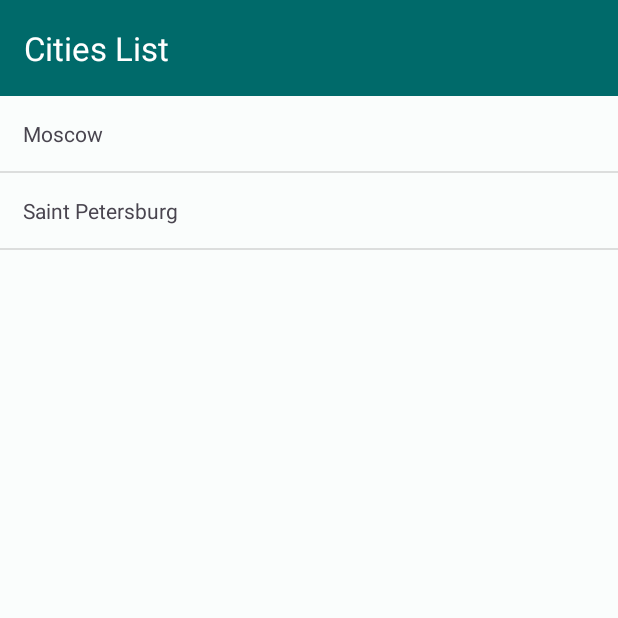
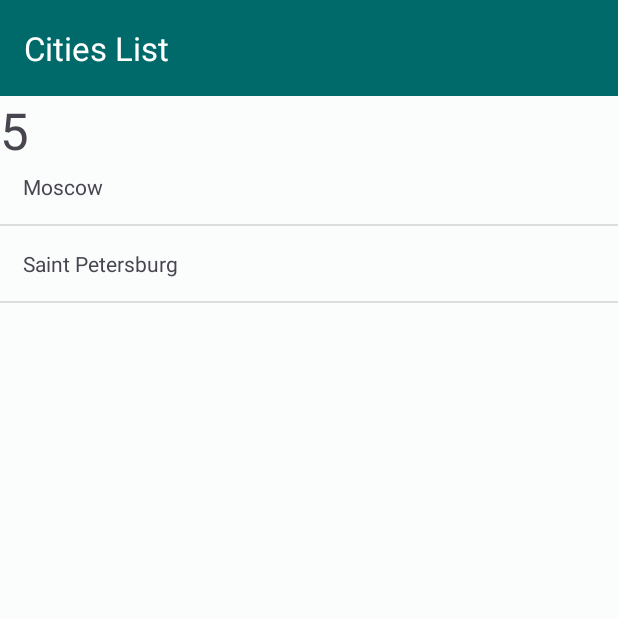
Before and after one commit to YolisStormbreaker/ChargersApp, an Android app: the screen it shows after launch (MainActivity), on a phone screen of 412 x 824 dp, the top half of it. Run offline under Robolectric (Android 15) with nearby library versions, the phone set to English and light mode, and no system bars.

Commit message:
Added counter with flow

```diff
--- a/app/src/main/java/com/yolisstorm/chargerslist/MainApplication.kt
+++ b/app/src/main/java/com/yolisstorm/chargerslist/MainApplication.kt
@@ -16,5 +16,7 @@ class MainApplication: Application() {
                 datasourceModule
             )
         }
+
+
     }
 }
--- a/app/src/main/java/com/yolisstorm/chargerslist/view/citiesView/CitiesListFragment.kt
+++ b/app/src/main/java/com/yolisstorm/chargerslist/view/citiesView/CitiesListFragment.kt
@@ -1,19 +1,26 @@
 package com.yolisstorm.chargerslist.view.citiesView
 
+import android.content.Intent
+import android.net.Uri
 import android.os.Bundle
+import android.provider.MediaStore
+import android.util.Log
 import android.view.LayoutInflater
 import android.view.View
 import android.view.ViewGroup
 import androidx.fragment.app.Fragment
 import androidx.lifecycle.Lifecycle
+import androidx.lifecycle.flowWithLifecycle
 import androidx.lifecycle.lifecycleScope
 import androidx.lifecycle.repeatOnLifecycle
 import androidx.navigation.findNavController
 import androidx.recyclerview.widget.DividerItemDecoration
 import androidx.recyclerview.widget.LinearLayoutManager
+import androidx.recyclerview.widget.ListAdapter
 import com.yolisstorm.chargerslist.MainActivity
 import com.yolisstorm.chargerslist.R
 import com.yolisstorm.chargerslist.databinding.CitiesListFragmentBinding
+import kotlinx.coroutines.flow.collect
 import kotlinx.coroutines.launch
 import org.koin.androidx.viewmodel.ext.android.viewModel
 
@@ -35,8 +42,28 @@ class CitiesListFragment : Fragment() {
         )
 
         lifecycleScope.launch {
+            repeatOnLifecycle(Lifecycle.State.CREATED) {
+                launch {
+                    citiesListViewModel.isTimeToMoveAtNextScreen.collect { isTime ->
+                        if (isTime) {
+                            Log.d("IT'S_TIME!", "IT'S_TIME!")
+                        }
+                    }
+                }
+            }
+        }
+
+        lifecycleScope.launch {
             viewLifecycleOwner.repeatOnLifecycle(Lifecycle.State.RESUMED) {
                 citiesListViewModel.updateCitiesList()
+
+                launch {
+                    citiesListViewModel.countDownTimerFlow.collect {
+                        binding.countDown.text = it.toString()
+                    }
+                }
+
+
             }
         }
         return binding.root
@@ -63,5 +90,6 @@ class CitiesListFragment : Fragment() {
             layoutManager = LinearLayoutManager(context)
             addItemDecoration(DividerItemDecoration(context, DividerItemDecoration.VERTICAL))
         }
+        citiesListViewModel.toggleCountDownTimerStart()
     }
 }
--- a/app/src/main/java/com/yolisstorm/chargerslist/view/citiesView/CitiesListViewModel.kt
+++ b/app/src/main/java/com/yolisstorm/chargerslist/view/citiesView/CitiesListViewModel.kt
@@ -1,10 +1,29 @@
 package com.yolisstorm.chargerslist.view.citiesView
 
+import android.util.Log
 import androidx.lifecycle.ViewModel
 import androidx.lifecycle.viewModelScope
 import com.yolisstorm.datasource.IRepository
+import kotlinx.coroutines.CoroutineScope
+import kotlinx.coroutines.Job
+import kotlinx.coroutines.delay
+import kotlinx.coroutines.flow.Flow
 import kotlinx.coroutines.flow.MutableStateFlow
+import kotlinx.coroutines.flow.SharedFlow
+import kotlinx.coroutines.flow.SharingStarted
+import kotlinx.coroutines.flow.StateFlow
+import kotlinx.coroutines.flow.asFlow
 import kotlinx.coroutines.flow.asStateFlow
+import kotlinx.coroutines.flow.collect
+import kotlinx.coroutines.flow.conflate
+import kotlinx.coroutines.flow.flow
+import kotlinx.coroutines.flow.onCompletion
+import kotlinx.coroutines.flow.onEach
+import kotlinx.coroutines.flow.onStart
+import kotlinx.coroutines.flow.replay
+import kotlinx.coroutines.flow.shareIn
+import kotlinx.coroutines.flow.stateIn
+import kotlinx.coroutines.flow.transform
 import kotlinx.coroutines.launch
 
 class CitiesListViewModel (
@@ -13,6 +32,14 @@ class CitiesListViewModel (
 
     private val _citiesList = MutableStateFlow<List<CityNameValueClass>>(emptyList())
     val citiesList = _citiesList.asStateFlow()
+
+    private val countdownTimer = CountdownTimer(viewModelScope)
+    val countDownTimerFlow: Flow<Int> = countdownTimer.counterStateFlow
+
+    fun toggleCountDownTimerStart() = countdownTimer.toggleTime(COUNT_DOWN_LATCH) {
+        _isTimeToMoveAtNextScreen.emit(true)
+        Log.d("CitiesListViewModel", "Toggle to true")
+    }
 
     fun updateCitiesList() {
         viewModelScope.launch {
@@ -24,4 +51,56 @@ class CitiesListViewModel (
         }
     }
 
+    private val _isTimeToMoveAtNextScreen = MutableStateFlow(false)
+    val isTimeToMoveAtNextScreen: StateFlow<Boolean> = _isTimeToMoveAtNextScreen.stateIn(
+        scope = viewModelScope,
+        started = SharingStarted.WhileSubscribed(5L),
+        initialValue = false
+    )
+
+
+    companion object {
+        private const val COUNT_DOWN_LATCH = 5
+        private const val COUNT_DOWN_DELAY_MILLIS = 1000L
+    }
+
 }
+
+class CountdownTimer(
+    private val timerScope: CoroutineScope
+) {
+
+    private var _counterStateFlow = MutableStateFlow(0)
+    val counterStateFlow: Flow<Int> = _counterStateFlow
+
+    private var job: Job? = null
+
+    fun toggleTime(totalSeconds: Int, onCompletion: suspend () -> Unit) {
+        if (job == null) {
+            job = timerScope.launch {
+                initCountdownTimer(totalSeconds)
+                    .onCompletion {  ex ->
+                        if (ex == null) {
+                            onCompletion()
+                        }
+                    }
+                    .collect { _counterStateFlow.emit(it) }
+            }
+        }
+    }
+
+    private fun initCountdownTimer(totalSeconds: Int): Flow<Int> {
+        return (1..totalSeconds).asFlow()
+            .onEach {
+                delay(COUNT_DOWN_DELAY_MILLIS)
+            }
+            .onStart { emit(0) }
+            .conflate()
+    }
+
+    companion object {
+        private const val COUNT_DOWN_LATCH = 5
+        private const val COUNT_DOWN_DELAY_MILLIS = 1000L
+    }
+
+}
--- a/app/src/main/res/layout/cities_list_fragment.xml
+++ b/app/src/main/res/layout/cities_list_fragment.xml
@@ -7,9 +7,19 @@
 	android:layout_height="match_parent"
 	tools:context=".view.citiesView.CitiesListFragment">
 
+	<TextView
+		android:id="@+id/countDown"
+		style="@style/TextAppearance.AppCompat.Display1"
+		android:layout_width="match_parent"
+		android:layout_height="wrap_content"
+		tools:text="0"/>
+
 	<androidx.recyclerview.widget.RecyclerView
 		android:id="@+id/cities_list_recycler_view"
 		android:layout_width="match_parent"
-		android:layout_height="match_parent" />
+		android:layout_height="match_parent"
+		tools:itemCount="3"
+		tools:listitem="@layout/city_item_view_holder"
+		android:layout_marginTop="@dimen/min_height_normal"/>
 
 </FrameLayout>
--- a/app/src/main/res/layout/city_item_view_holder.xml
+++ b/app/src/main/res/layout/city_item_view_holder.xml
@@ -1,6 +1,6 @@
 <?xml version="1.0" encoding="utf-8"?>
-<androidx.constraintlayout.widget.ConstraintLayout
-	xmlns:android="http://schemas.android.com/apk/res/android"
+<androidx.constraintlayout.widget.ConstraintLayout xmlns:android="http://schemas.android.com/apk/res/android"
+	xmlns:tools="http://schemas.android.com/tools"
 	android:id="@+id/city_container"
 	android:layout_width="match_parent"
 	android:layout_height="wrap_content"
@@ -15,6 +15,7 @@
 		app:layout_constraintStart_toStartOf="parent"
 		app:layout_constraintEnd_toEndOf="parent"
 		app:layout_constraintTop_toTopOf="parent"
-		app:layout_constraintBottom_toBottomOf="parent"/>
+		app:layout_constraintBottom_toBottomOf="parent"
+		tools:text="Москва"/>
 
 </androidx.constraintlayout.widget.ConstraintLayout>
```
